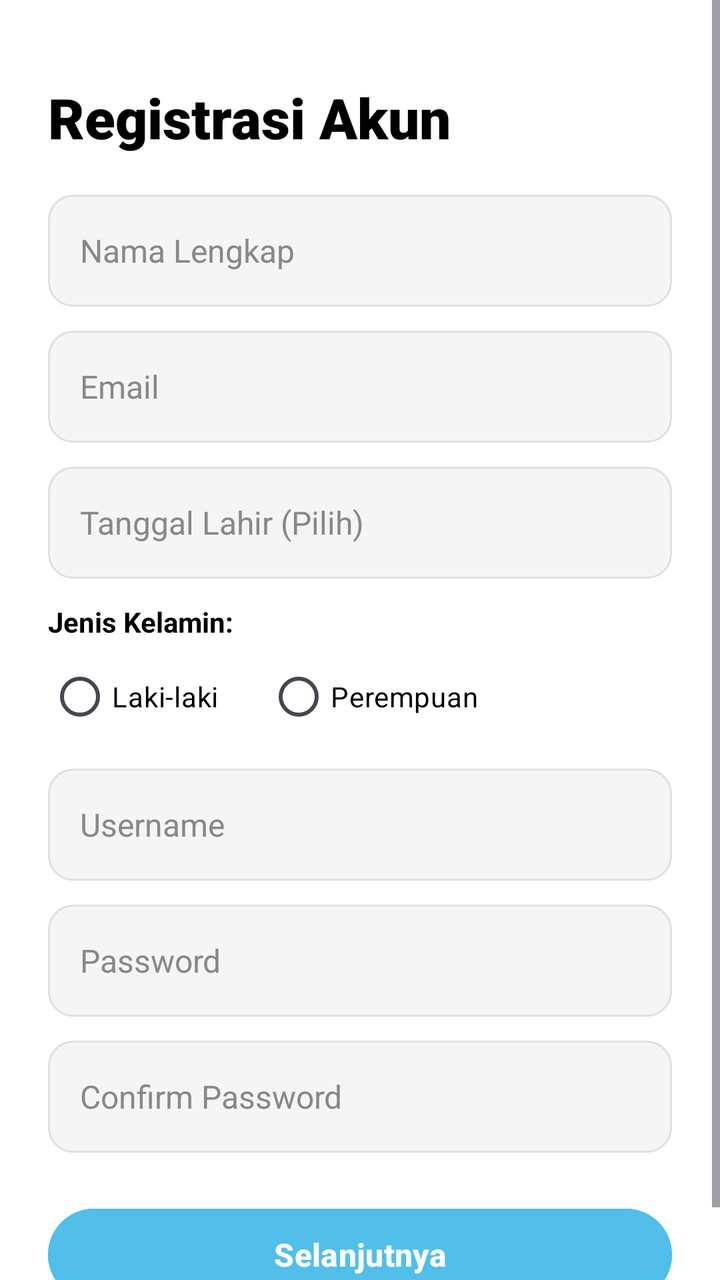
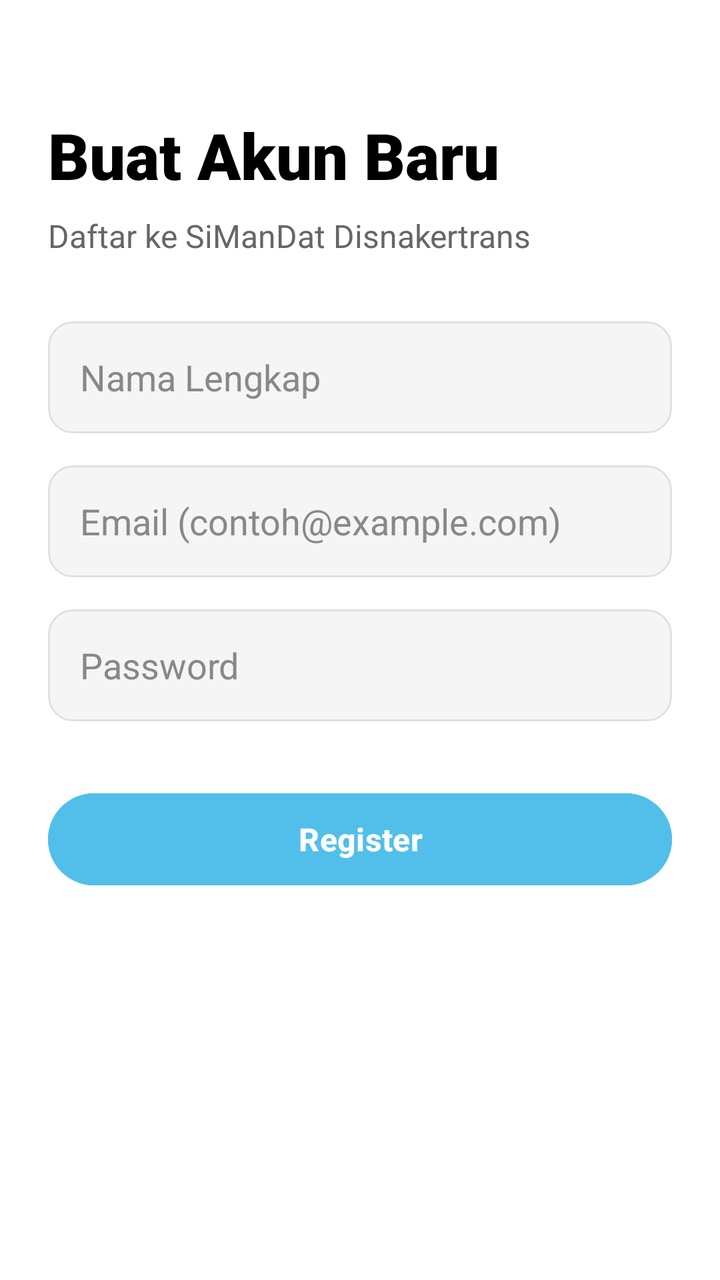

Before-and-after screenshots of an Android layout around one commit, followed by the original layout XML and the change that was made.
<!-- AndroidManifest.xml: application theme Theme.OBTScones -->
<!-- res/layout/activity_register.xml -->
<?xml version="1.0" encoding="utf-8"?>
<ScrollView xmlns:android="http://schemas.android.com/apk/res/android"
    xmlns:app="http://schemas.android.com/apk/res-auto"
    xmlns:tools="http://schemas.android.com/tools"
    android:id="@+id/main"
    android:layout_width="match_parent"
    android:layout_height="match_parent"
    android:background="@color/white"
    android:fillViewport="true"
    tools:context=".auth.RegisterActivity">

    <androidx.constraintlayout.widget.ConstraintLayout
        android:layout_width="match_parent"
        android:layout_height="wrap_content"
        android:padding="24dp">

        <TextView
            android:id="@+id/tvTitleRegister"
            android:layout_width="wrap_content"
            android:layout_height="wrap_content"
            android:layout_marginTop="16dp"
            android:fontFamily="sans-serif-black"
            android:text="Registrasi Akun"
            android:textColor="@color/black"
            android:textSize="28sp"
            app:layout_constraintStart_toStartOf="parent"
            app:layout_constraintTop_toTopOf="parent" />

        <EditText
            android:id="@+id/inputNama"
            android:layout_width="0dp"
            android:layout_height="56dp"
            android:layout_marginTop="20dp"
            android:background="@drawable/bg_input_rounded"
            android:hint="Nama Lengkap"
            android:inputType="textPersonName"
            android:paddingStart="16dp"
            android:paddingEnd="16dp"
            android:textColor="@color/black"
            android:textColorHint="#888888"
            android:textSize="16sp"
            app:layout_constraintEnd_toEndOf="parent"
            app:layout_constraintStart_toStartOf="parent"
            app:layout_constraintTop_toBottomOf="@+id/tvTitleRegister" />

        <EditText
            android:id="@+id/inputEmail"
            android:layout_width="0dp"
            android:layout_height="56dp"
            android:layout_marginTop="12dp"
            android:background="@drawable/bg_input_rounded"
            android:hint="Email"
            android:inputType="textEmailAddress"
            android:paddingStart="16dp"
            android:paddingEnd="16dp"
            android:textColor="@color/black"
            android:textColorHint="#888888"
            android:textSize="16sp"
            app:layout_constraintEnd_toEndOf="parent"
            app:layout_constraintStart_toStartOf="parent"
            app:layout_constraintTop_toBottomOf="@+id/inputNama" />

        <EditText
            android:id="@+id/inputTanggalLahir"
            android:layout_width="0dp"
            android:layout_height="56dp"
            android:layout_marginTop="12dp"
            android:background="@drawable/bg_input_rounded"
            android:clickable="true"
            android:focusable="false"
            android:hint="Tanggal Lahir (Pilih)"
            android:paddingStart="16dp"
            android:paddingEnd="16dp"
            android:textColor="@color/black"
            android:textColorHint="#888888"
            android:textSize="16sp"
            app:layout_constraintEnd_toEndOf="parent"
            app:layout_constraintStart_toStartOf="parent"
            app:layout_constraintTop_toBottomOf="@+id/inputEmail" />

        <TextView
            android:id="@+id/tvLabelJenisKelamin"
            android:layout_width="wrap_content"
            android:layout_height="wrap_content"
            android:layout_marginTop="12dp"
            android:text="Jenis Kelamin:"
            android:textColor="@color/black"
            android:textSize="14sp"
            android:textStyle="bold"
            app:layout_constraintStart_toStartOf="parent"
            app:layout_constraintTop_toBottomOf="@+id/inputTanggalLahir" />

        <RadioGroup
            android:id="@+id/rgJenisKelamin"
            android:layout_width="0dp"
            android:layout_height="wrap_content"
            android:layout_marginTop="4dp"
            android:orientation="horizontal"
            app:layout_constraintEnd_toEndOf="parent"
            app:layout_constraintStart_toStartOf="parent"
            app:layout_constraintTop_toBottomOf="@+id/tvLabelJenisKelamin">

            <RadioButton
                android:id="@+id/rbLaki"
                android:layout_width="wrap_content"
                android:layout_height="wrap_content"
                android:layout_marginEnd="24dp"
                android:text="Laki-laki"
                android:textColor="@color/black" />

            <RadioButton
                android:id="@+id/rbPerempuan"
                android:layout_width="wrap_content"
                android:layout_height="wrap_content"
                android:text="Perempuan"
                android:textColor="@color/black" />
        </RadioGroup>

        <EditText
            android:id="@+id/inputUsername"
            android:layout_width="0dp"
            android:layout_height="56dp"
            android:layout_marginTop="12dp"
            android:background="@drawable/bg_input_rounded"
            android:hint="Username"
            android:inputType="text"
            android:paddingStart="16dp"
            android:paddingEnd="16dp"
            android:textColor="@color/black"
            android:textColorHint="#888888"
            android:textSize="16sp"
            app:layout_constraintEnd_toEndOf="parent"
            app:layout_constraintStart_toStartOf="parent"
            app:layout_constraintTop_toBottomOf="@+id/rgJenisKelamin" />

        <EditText
            android:id="@+id/inputPassword"
            android:layout_width="0dp"
            android:layout_height="56dp"
            android:layout_marginTop="12dp"
            android:background="@drawable/bg_input_rounded"
            android:hint="Password"
            android:inputType="textPassword"
            android:paddingStart="16dp"
            android:paddingEnd="16dp"
            android:textColor="@color/black"
            android:textColorHint="#888888"
            android:textSize="16sp"
            app:layout_constraintEnd_toEndOf="parent"
            app:layout_constraintStart_toStartOf="parent"
            app:layout_constraintTop_toBottomOf="@+id/inputUsername" />

        <EditText
            android:id="@+id/inputConfirmPassword"
            android:layout_width="0dp"
            android:layout_height="56dp"
            android:layout_marginTop="12dp"
            android:background="@drawable/bg_input_rounded"
            android:hint="Confirm Password"
            android:inputType="textPassword"
            android:paddingStart="16dp"
            android:paddingEnd="16dp"
            android:textColor="@color/black"
            android:textColorHint="#888888"
            android:textSize="16sp"
            app:layout_constraintEnd_toEndOf="parent"
            app:layout_constraintStart_toStartOf="parent"
            app:layout_constraintTop_toBottomOf="@+id/inputPassword" />

        <Button
            android:id="@+id/btnSelanjutnya"
            android:layout_width="0dp"
            android:layout_height="54dp"
            android:layout_marginTop="24dp"
            android:backgroundTint="@color/primary_sky_blue"
            android:text="Selanjutnya"
            android:textColor="@color/white"
            android:textSize="16sp"
            android:textStyle="bold"
            app:layout_constraintEnd_toEndOf="parent"
            app:layout_constraintStart_toStartOf="parent"
            app:layout_constraintTop_toBottomOf="@+id/inputConfirmPassword" />

    </androidx.constraintlayout.widget.ConstraintLayout>
</ScrollView>
<!-- resources referenced by this layout -->
<resources>
  <color name="black">#FF000000</color>
  <color name="primary_sky_blue">#51BFE9</color>
  <color name="white">#FFFFFFFF</color>
  <!-- drawable bg_input_rounded (drawable) -->
  <?xml version="1.0" encoding="utf-8"?>
  <shape xmlns:android="http://schemas.android.com/apk/res/android"
      android:shape="rectangle">
      <solid android:color="#F5F5F5" />
      <corners android:radius="12dp" />
      <stroke android:width="1dp" android:color="#E0E0E0" />
  </shape>
  <style name="Theme.OBTScones" parent="Base.Theme.OBTScones" />
  <style name="Base.Theme.OBTScones" parent="Theme.Material3.DayNight.NoActionBar">
          
          
      </style>
</resources>

<!-- the commit's change to res/layout/activity_register.xml (unified diff, before → after) -->
@@ -15,22 +15,33 @@
         android:padding="24dp">
 
         <TextView
-            android:id="@+id/tvTitleRegister"
+            android:id="@+id/tvRegisterTitle"
             android:layout_width="wrap_content"
             android:layout_height="wrap_content"
-            android:layout_marginTop="16dp"
+            android:layout_marginTop="32dp"
             android:fontFamily="sans-serif-black"
-            android:text="Registrasi Akun"
+            android:text="Buat Akun Baru"
             android:textColor="@color/black"
-            android:textSize="28sp"
+            android:textSize="32sp"
             app:layout_constraintStart_toStartOf="parent"
             app:layout_constraintTop_toTopOf="parent" />
 
+        <TextView
+            android:id="@+id/tvRegisterSub"
+            android:layout_width="wrap_content"
+            android:layout_height="wrap_content"
+            android:layout_marginTop="8dp"
+            android:text="Daftar ke SiManDat Disnakertrans"
+            android:textColor="#666666"
+            android:textSize="16sp"
+            app:layout_constraintStart_toStartOf="parent"
+            app:layout_constraintTop_toBottomOf="@+id/tvRegisterTitle" />
+
         <EditText
-            android:id="@+id/inputNama"
+            android:id="@+id/etNama"
             android:layout_width="0dp"
             android:layout_height="56dp"
-            android:layout_marginTop="20dp"
+            android:layout_marginTop="32dp"
             android:background="@drawable/bg_input_rounded"
             android:hint="Nama Lengkap"
             android:inputType="textPersonName"
@@ -38,106 +49,31 @@
             android:paddingEnd="16dp"
             android:textColor="@color/black"
             android:textColorHint="#888888"
-            android:textSize="16sp"
             app:layout_constraintEnd_toEndOf="parent"
             app:layout_constraintStart_toStartOf="parent"
-            app:layout_constraintTop_toBottomOf="@+id/tvTitleRegister" />
+            app:layout_constraintTop_toBottomOf="@+id/tvRegisterSub" />
 
         <EditText
-            android:id="@+id/inputEmail"
+            android:id="@+id/etEmail"
             android:layout_width="0dp"
             android:layout_height="56dp"
-            android:layout_marginTop="12dp"
+            android:layout_marginTop="16dp"
             android:background="@drawable/bg_input_rounded"
-            android:hint="Email"
+            android:hint="Email (contoh@example.com)"
             android:inputType="textEmailAddress"
             android:paddingStart="16dp"
             android:paddingEnd="16dp"
             android:textColor="@color/black"
             android:textColorHint="#888888"
-            android:textSize="16sp"
             app:layout_constraintEnd_toEndOf="parent"
             app:layout_constraintStart_toStartOf="parent"
-            app:layout_constraintTop_toBottomOf="@+id/inputNama" />
+            app:layout_constraintTop_toBottomOf="@+id/etNama" />
 
         <EditText
-            android:id="@+id/inputTanggalLahir"
+            android:id="@+id/etPassword"
             android:layout_width="0dp"
             android:layout_height="56dp"
-            android:layout_marginTop="12dp"
-            android:background="@drawable/bg_input_rounded"
-            android:clickable="true"
-            android:focusable="false"
-            android:hint="Tanggal Lahir (Pilih)"
-            android:paddingStart="16dp"
-            android:paddingEnd="16dp"
-            android:textColor="@color/black"
-            android:textColorHint="#888888"
-            android:textSize="16sp"
-            app:layout_constraintEnd_toEndOf="parent"
-            app:layout_constraintStart_toStartOf="parent"
-            app:layout_constraintTop_toBottomOf="@+id/inputEmail" />
-
-        <TextView
-            android:id="@+id/tvLabelJenisKelamin"
-            android:layout_width="wrap_content"
-            android:layout_height="wrap_content"
-            android:layout_marginTop="12dp"
-            android:text="Jenis Kelamin:"
-            android:textColor="@color/black"
-            android:textSize="14sp"
-            android:textStyle="bold"
-            app:layout_constraintStart_toStartOf="parent"
-            app:layout_constraintTop_toBottomOf="@+id/inputTanggalLahir" />
-
-        <RadioGroup
-            android:id="@+id/rgJenisKelamin"
-            android:layout_width="0dp"
-            android:layout_height="wrap_content"
-            android:layout_marginTop="4dp"
-            android:orientation="horizontal"
-            app:layout_constraintEnd_toEndOf="parent"
-            app:layout_constraintStart_toStartOf="parent"
-            app:layout_constraintTop_toBottomOf="@+id/tvLabelJenisKelamin">
-
-            <RadioButton
-                android:id="@+id/rbLaki"
-                android:layout_width="wrap_content"
-                android:layout_height="wrap_content"
-                android:layout_marginEnd="24dp"
-                android:text="Laki-laki"
-                android:textColor="@color/black" />
-
-            <RadioButton
-                android:id="@+id/rbPerempuan"
-                android:layout_width="wrap_content"
-                android:layout_height="wrap_content"
-                android:text="Perempuan"
-                android:textColor="@color/black" />
-        </RadioGroup>
-
-        <EditText
-            android:id="@+id/inputUsername"
-            android:layout_width="0dp"
-            android:layout_height="56dp"
-            android:layout_marginTop="12dp"
-            android:background="@drawable/bg_input_rounded"
-            android:hint="Username"
-            android:inputType="text"
-            android:paddingStart="16dp"
-            android:paddingEnd="16dp"
-            android:textColor="@color/black"
-            android:textColorHint="#888888"
-            android:textSize="16sp"
-            app:layout_constraintEnd_toEndOf="parent"
-            app:layout_constraintStart_toStartOf="parent"
-            app:layout_constraintTop_toBottomOf="@+id/rgJenisKelamin" />
-
-        <EditText
-            android:id="@+id/inputPassword"
-            android:layout_width="0dp"
-            android:layout_height="56dp"
-            android:layout_marginTop="12dp"
+            android:layout_marginTop="16dp"
             android:background="@drawable/bg_input_rounded"
             android:hint="Password"
             android:inputType="textPassword"
@@ -145,41 +81,23 @@
             android:paddingEnd="16dp"
             android:textColor="@color/black"
             android:textColorHint="#888888"
-            android:textSize="16sp"
             app:layout_constraintEnd_toEndOf="parent"
             app:layout_constraintStart_toStartOf="parent"
-            app:layout_constraintTop_toBottomOf="@+id/inputUsername" />
-
-        <EditText
-            android:id="@+id/inputConfirmPassword"
-            android:layout_width="0dp"
-            android:layout_height="56dp"
-            android:layout_marginTop="12dp"
-            android:background="@drawable/bg_input_rounded"
-            android:hint="Confirm Password"
-            android:inputType="textPassword"
-            android:paddingStart="16dp"
-            android:paddingEnd="16dp"
-            android:textColor="@color/black"
-            android:textColorHint="#888888"
-            android:textSize="16sp"
-            app:layout_constraintEnd_toEndOf="parent"
-            app:layout_constraintStart_toStartOf="parent"
-            app:layout_constraintTop_toBottomOf="@+id/inputPassword" />
+            app:layout_constraintTop_toBottomOf="@+id/etEmail" />
 
         <Button
-            android:id="@+id/btnSelanjutnya"
+            android:id="@+id/btnRegister"
             android:layout_width="0dp"
             android:layout_height="54dp"
-            android:layout_marginTop="24dp"
+            android:layout_marginTop="32dp"
             android:backgroundTint="@color/primary_sky_blue"
-            android:text="Selanjutnya"
+            android:text="Register"
             android:textColor="@color/white"
             android:textSize="16sp"
             android:textStyle="bold"
             app:layout_constraintEnd_toEndOf="parent"
             app:layout_constraintStart_toStartOf="parent"
-            app:layout_constraintTop_toBottomOf="@+id/inputConfirmPassword" />
+            app:layout_constraintTop_toBottomOf="@+id/etPassword" />
 
     </androidx.constraintlayout.widget.ConstraintLayout>
 </ScrollView>
